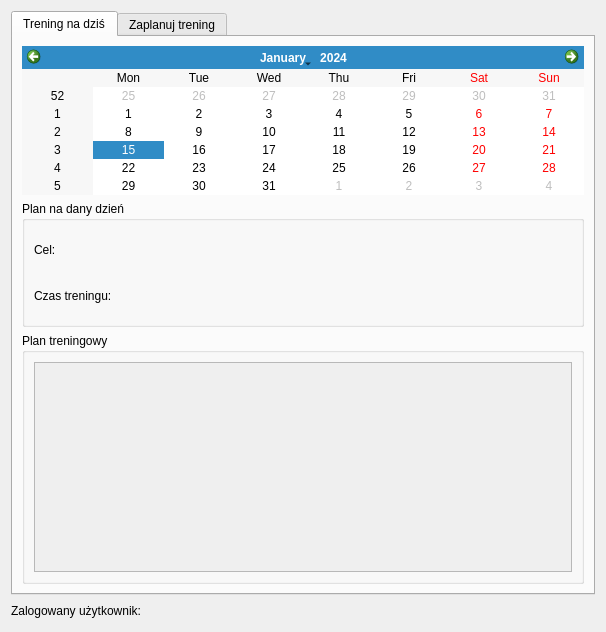
The window that coach/interface/ui/Calendar_menu.ui (Daria34522/Trener_Personalny_Czacza) describes before a commit, drawn with Qt 5.
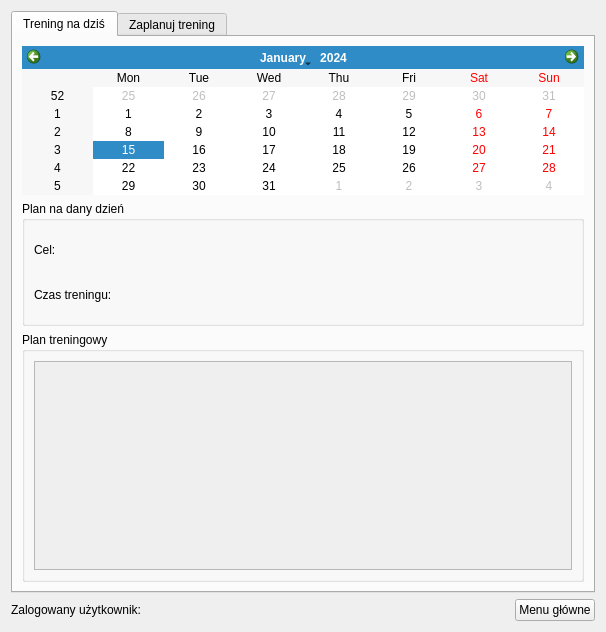
The same window after the commit.

Diff of the .ui file:
```diff
--- a/coach/interface/ui/Calendar_menu.ui
+++ b/coach/interface/ui/Calendar_menu.ui
@@ -115,7 +115,7 @@
                <x>0</x>
                <y>0</y>
                <width>540</width>
-               <height>210</height>
+               <height>208</height>
               </rect>
              </property>
              <layout class="QVBoxLayout" name="verticalLayout_6"/>
@@ -223,6 +223,13 @@
        </property>
       </spacer>
      </item>
+     <item>
+      <widget class="QPushButton" name="Main_menu">
+       <property name="text">
+        <string>Menu główne</string>
+       </property>
+      </widget>
+     </item>
     </layout>
    </item>
   </layout>
```
